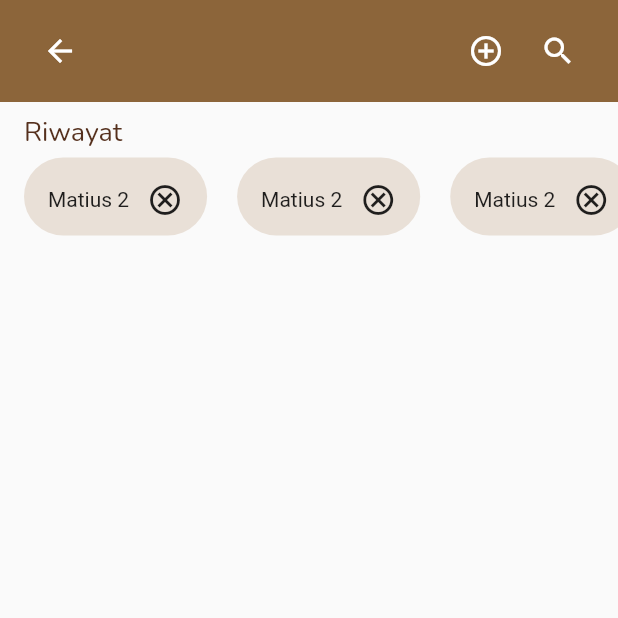
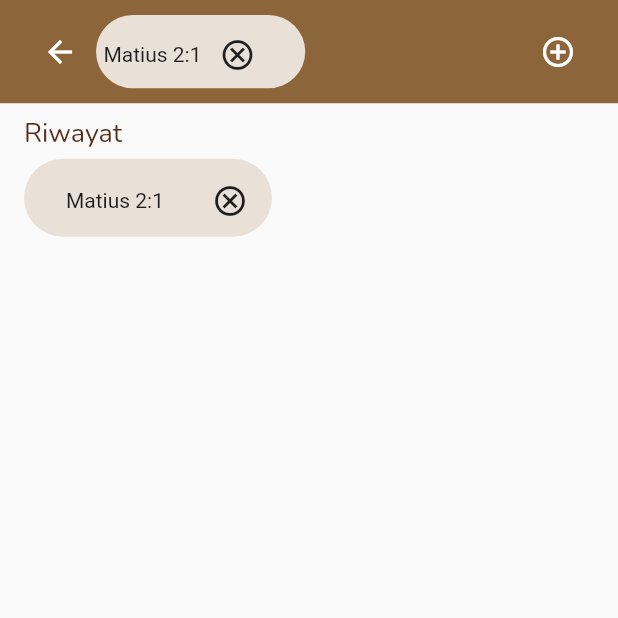
Before and after one commit to felicialaksanap/front-end_alkitab_felak, a Flutter app: the MergeAyat screen opened directly, after a tap on the "add circle outline" icon, on a phone screen of 412 x 824 dp, the top half of it. Run offline on Flutter 3.47's test engine with Material 2 defaults, Android fonts, the light colour scheme and no system bars; our stand-ins replace google_fonts; missing offline and left inert: draggable_scrollbar.

Commit message:
edited 5

```diff
--- a/lib/logininput.dart
+++ b/lib/logininput.dart
@@ -153,7 +153,7 @@ class _LoginInputState extends State<LoginInput> {
                           Navigator.push(
                               context,
                               MaterialPageRoute(
-                                  builder: (context) => HomePage()));
+                                  builder: (context) => HomePage(statusLogin: true)));
                         },
                         style: ElevatedButton.styleFrom(
                           primary: Color.fromARGB(255, 140, 101, 58),
--- a/lib/mergeayat.dart
+++ b/lib/mergeayat.dart
@@ -13,10 +13,11 @@ class MergeAyat extends StatefulWidget {
 }
 
 class _MergeAyatState extends State<MergeAyat> {
-  List items = List.generate(10, (index) => "Matius 2");
+  List items = [];
   List searchitems = [];
 
-  int currentIndex = 0;
+  double width = 20.0;
+  double height = 7.0;
 
   @override
   void initState() {
@@ -30,13 +31,13 @@ class _MergeAyatState extends State<MergeAyat> {
       body: Column(
         crossAxisAlignment: CrossAxisAlignment.start,
         children: [
+          Row(
+            children: [
               Container(
-            color: Color.fromARGB(255, 140, 101, 58),
-            padding: EdgeInsets.fromLTRB(16, 10, 16, 10),
-            child: Row(
-              mainAxisAlignment: MainAxisAlignment.spaceBetween,
-              children: [
-                Column(
+                width: MediaQuery.of(context).size.width,
+                color: const Color.fromARGB(255, 140, 101, 58),
+                padding: const EdgeInsets.fromLTRB(16, 10, 16, 10),
+                child: Row (
                   children: [
                     IconButton(
                       onPressed: () {
@@ -45,188 +46,117 @@ class _MergeAyatState extends State<MergeAyat> {
                       icon: const Icon(
                         Icons.arrow_back,
                         color: Colors.white,
+                      )
                     ),
-                    )
-                  ],
-                ),
-                const SizedBox(
-                  width: 10,
-                ),
+
                     Expanded(
                       child: Container(
-                    padding: EdgeInsets.only(left: 16, right: 16),
-                    color: Colors.white,
-                    // child: GridView.builder(
-                    //   gridDelegate: SliverGridDelegateWithFixedCrossAxisCount(
-                    //     crossAxisCount: 2,
-                    //   ),
-                    //   itemCount: 4,
-                    //   itemBuilder: (context, index) {
-                    //     return Text("index $index");
-                    //   }
-                    // ),
-                    // child: GridView.builder(
-                    //   gridDelegate: const SliverGridDelegateWithFixedCrossAxisCount(
-                    //     crossAxisCount: 2,
-                    //     // childAspectRatio: 0.75,
-                    //     crossAxisSpacing: 10,
-                    //     mainAxisSpacing: 10,
-                    //   ),
-                    //   itemCount: searchitems.length,
-                    //   itemBuilder: (BuildContext context, int index) {
-                    //     return Container(
-                    //       padding: EdgeInsets.fromLTRB(16, 4, 4, 0),
-                    //       decoration: BoxDecoration(
-                    //         borderRadius: BorderRadius.circular(50),
-                    //         color: Color.fromARGB(255, 233, 224, 215),
-                    //       ),
-                    //       child: Row(
-                    //         children: [
-                    //           Text(searchitems[index]),
-                    //           IconButton(
-                    //             onPressed: () {
-                    //               setState(() {
-                    //                 searchitems.removeAt(index);
-                    //               });
-                    //             },
-                    //             icon: Icon(Icons.cancel_outlined)
-                    //           ),
-                    //         ],
-                    //       ),
-                    //     );
-                    //   }
-                    // ),
+                        // padding: const EdgeInsets.only(left: 4,right: ),
+                        child: GridView.builder(
+                          shrinkWrap: true,
+                          gridDelegate: SliverGridDelegateWithFixedCrossAxisCount(
+                            crossAxisCount: 2,
+                            crossAxisSpacing: 5,
+                            mainAxisSpacing: 10,
+                            childAspectRatio: width / height,
                           ),
+                          itemCount: items.length,
+                          itemBuilder: (context, index) {
+                            return Container(
+                              padding: const EdgeInsets.fromLTRB(5, 4, 0, 0),
+                              decoration: BoxDecoration(
+                                borderRadius: BorderRadius.circular(50),
+                                color: const Color.fromARGB(255, 233, 224, 215),
                               ),
-                Column(
+                              child: Row(
                                 children: [
-                    Row(
-                      children: [
+                                  Text(items[index]),
                                   IconButton(
                                     onPressed: () {
                                       setState(() {
-                              searchitems.add("Matius 2");
+                                        items.removeAt(index);
+                                      });
+                                    },
+                                    icon: const Icon(Icons.cancel_outlined)
+                                  ),
+                                ],
+                              ),
+                            );
+                          }
+                        ),
+                      ),
+                    ),
+
+                    IconButton(
+                      onPressed: () {
+                        setState(() {
+                          if (items.length < 5) {
+                            items.add("Matius 2:1");
+                          } else if (items.length == 5) {
+                            items.add("...");
+                          }
+                          searchitems.add("Matius 2:1");
                         });
                       },
                       icon: const Icon(
                         Icons.add_circle_outline,
                         color: Colors.white,
-                          ),
-                        ),
-                        IconButton(
-                            onPressed: () {},
-                            icon: const Icon(
-                              Icons.search,
-                              color: Colors.white,
-                            )),
-                      ],
-                    ),
-                  ],
+                      )
                     ),
                   ],
                 ),
               ),
-          Padding(
+            ],
+          ),
+
+          Container(
             padding: const EdgeInsets.only(left: 16, top: 8),
             child: Text(
               "Riwayat",
               style: GoogleFonts.nunito(
-                  textStyle: TextStyle(
+                  textStyle: const TextStyle(
                       fontSize: 18, color: Color.fromARGB(255, 85, 48, 29))),
             ),
           ),
+
           Container(
             height: 60,
-            padding: EdgeInsets.only(left: 16),
+            padding: const EdgeInsets.only(left: 16),
             child: ListView.builder(
               scrollDirection: Axis.horizontal,
-              itemCount: 10,
+              itemCount: searchitems.length,
               itemBuilder: (context, index) {
                 return Row(
-                  // mainAxisAlignment: MainAxisAlignment.spaceBetween,
                   children: [
                     Container(
-                      padding: EdgeInsets.fromLTRB(16, 4, 4, 0),
+                      padding: const EdgeInsets.fromLTRB(28, 4, 4, 0),
                       decoration: BoxDecoration(
                         borderRadius: BorderRadius.circular(50),
-                        color: Color.fromARGB(255, 233, 224, 215),
+                        color: const Color.fromARGB(255, 233, 224, 215),
                       ),
                       child: Row(
                         children: [
-                          Text(items[index]),
+                          Text(searchitems[index]),
+                          const SizedBox(width: 20,),
                           IconButton(
-                              onPressed: () {},
-                              icon: Icon(Icons.cancel_outlined)),
+                            onPressed: () {
+                              setState(() {
+                                searchitems.removeAt(index);
+                              });
+                            },
+                            icon: const Icon(Icons.cancel_outlined)
+                          ),
                         ],
                       ),
                     ),
-                    const SizedBox(
-                      width: 20,
-                    ),
+                    const SizedBox(width: 10,),
                   ],
                 );
-              },
+              }
             ),
-          ),
-          // Expanded(
-          //   child: Container(
-          //     padding: EdgeInsets.only(left: 16, right: 16),
-          //     child: GridView.builder(
-          //       gridDelegate: const SliverGridDelegateWithFixedCrossAxisCount(
-          //         crossAxisCount: 2,
-          //         // childAspectRatio: 0.75,
-          //         crossAxisSpacing: 10,
-          //         mainAxisSpacing: 10,
-          //       ),
-          //       itemCount: searchitems.length,
-          //       itemBuilder: (BuildContext context, int index) {
-          //         return Container(
-          //           padding: EdgeInsets.fromLTRB(16, 4, 4, 0),
-          //           decoration: BoxDecoration(
-          //             borderRadius: BorderRadius.circular(50),
-          //             color: Color.fromARGB(255, 233, 224, 215),
-          //           ),
-          //           child: Row(
-          //             children: [
-          //               Text(searchitems[index]),
-          //               IconButton(
-          //                 onPressed: () {
-          //                   setState(() {
-          //                     searchitems.removeAt(index);
-          //                   });
-          //                 },
-          //                 icon: Icon(Icons.cancel_outlined)
-          //               ),
-          //             ],
-          //           ),
-          //         );
-          //       }
-          //     ),
-          //   ),
-          // ),
+          )
         ],
       ),
     );
   }
-
-  // Widget _cardRiwayat() {
-  //   return Container(
-  //     padding: EdgeInsets.fromLTRB(16, 4, 4, 0),
-  //     decoration: BoxDecoration(
-  //       borderRadius: BorderRadius.circular(50),
-  //       color: Color.fromARGB(255, 233, 224, 215),
-  //     ),
-  //     child: Row(
-  //       children: [
-  //         Text("Matius 2"),
-  //         IconButton(
-  //             onPressed: () {
-  //               // deleteRiwayat(ind)
-  //               // riwayatPencarian.removeAt(index);
-  //             },
-  //             icon: Icon(Icons.cancel_outlined)),
-  //       ],
-  //     ),
-  //   );
-  // }
 }
--- a/lib/profile.dart
+++ b/lib/profile.dart
@@ -2,6 +2,7 @@ import 'package:flutter/material.dart';
 import 'package:flutter/src/widgets/container.dart';
 import 'package:flutter/src/widgets/framework.dart';
 import 'package:flutter_get_alkitab_json/editprofile.dart';
+import 'package:flutter_get_alkitab_json/homepage.dart';
 import 'package:flutter_get_alkitab_json/loginpage.dart';
 import 'package:google_fonts/google_fonts.dart';
 
@@ -30,7 +31,7 @@ class _ProfilePageState extends State<ProfilePage> {
           onPressed: () {
             Navigator.push(
               context,
-              MaterialPageRoute(builder: (context) => LoginPage())
+              MaterialPageRoute(builder: (context) => HomePage(statusLogin: false))
             );
           },
           icon: const Icon(Icons.power_settings_new_rounded),
@@ -47,7 +48,7 @@ class _ProfilePageState extends State<ProfilePage> {
           children: [
             Row(
               mainAxisAlignment: MainAxisAlignment.center,
-              children: const[
+              children: [
                 Icon(
                   Icons.account_circle_outlined,
                   color: Color.fromARGB(255, 140, 101, 58),
--- a/lib/register.dart
+++ b/lib/register.dart
@@ -164,7 +164,7 @@ class _RegisterPageState extends State<RegisterPage> {
                   child: ElevatedButton(
                     onPressed: () {
                       Navigator.push(
-                        context, MaterialPageRoute(builder: (context) => HomePage()));
+                        context, MaterialPageRoute(builder: (context) => HomePage(statusLogin: true)));
                     },
                     style: ElevatedButton.styleFrom(
                       primary: Color.fromARGB(255, 140, 101, 58),
--- a/lib/splashscreen.dart
+++ b/lib/splashscreen.dart
@@ -21,7 +21,7 @@ class _SplashScreenState extends State<SplashScreen> {
   _navigatehome() async {
     await Future.delayed(Duration(milliseconds: 5000), () {});
     Navigator.pushReplacement(
-        context, MaterialPageRoute(builder: (context) => HomePage()));
+        context, MaterialPageRoute(builder: (context) => HomePage(statusLogin: false)));
   }
 
   @override
@@ -55,7 +55,6 @@ class _SplashScreenState extends State<SplashScreen> {
               CircularProgressIndicator(
                 color: Color.fromARGB(255, 85, 48, 29),
                 strokeWidth: 6,
-
               ),
             ],
           ),
```
Also changed, not shown: lib/homepage.dart (+13 -5 lines), lib/searchalkitab.dart (+23 -0 lines), assets/images/add_icon.png, assets/images/alkitab_icon.png, assets/images/catatan_icon.png, assets/images/person_icon.png, assets/images/search_icon.png. Lines whose indentation alone changed are shown as unchanged.
